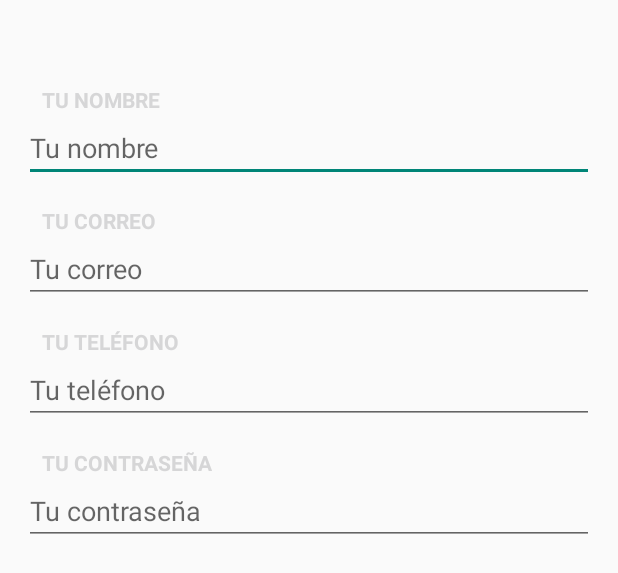
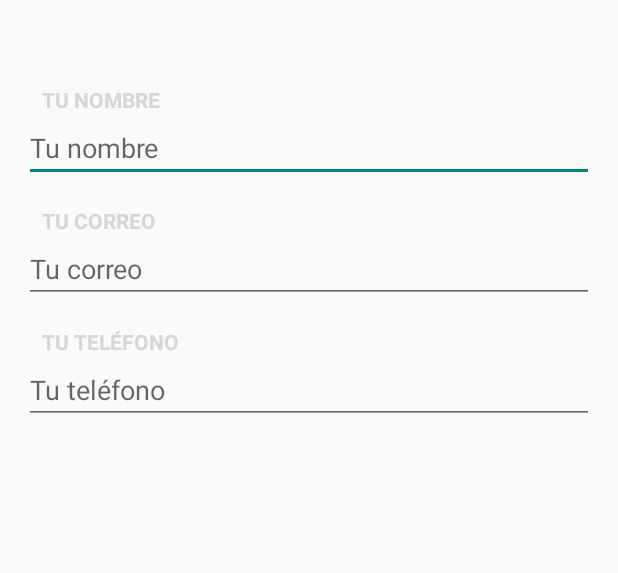
Before and after one commit to lalongooo/permutas-sep-android, an Android app: the layout fragment_page_customer_info.xml on its own in the app's theme, with its tools: preview values and no code run, on a phone screen of 412 x 824 dp. Shown: the top 573 px of the screen. Run offline under Robolectric (Android 15) with nearby library versions, the phone set to English and light mode, and no system bars.

Commit message:
Removed the "Password" field from the Contact Page

```diff
--- a/app/src/main/res/layout/fragment_page_customer_info.xml
+++ b/app/src/main/res/layout/fragment_page_customer_info.xml
@@ -60,16 +60,6 @@
                 android:hint="@string/hint_your_phone"
                 android:layout_marginBottom="16dp"/>
 
-            <TextView style="@style/WizardFormLabel"
-                android:text="@string/label_your_password" />
-            <EditText android:id="@+id/your_password"
-                android:layout_width="match_parent"
-                android:layout_height="wrap_content"
-                android:saveEnabled="false"
-                android:inputType="textPassword"
-                android:hint="@string/hint_your_password"
-                android:layout_marginBottom="16dp"/>
-
         </LinearLayout>
     </ScrollView>
 </LinearLayout>
```
